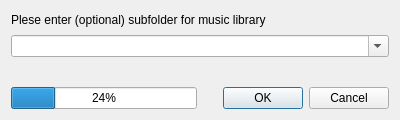
This is trunk/GUI/library/GUI_ImportFolder.ui in shahid334/sayonara-player as Qt 5 draws it before an edit. The edited form follows.
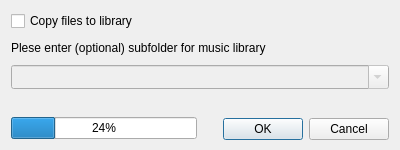
This is the edited form.

Commit message: playlists, library and other stuff... NEXT STEP: testing testing testing

The edit to the form file:
```diff
--- a/trunk/GUI/library/GUI_ImportFolder.ui
+++ b/trunk/GUI/library/GUI_ImportFolder.ui
@@ -7,7 +7,7 @@
     <x>0</x>
     <y>0</y>
     <width>400</width>
-    <height>120</height>
+    <height>150</height>
    </rect>
   </property>
   <property name="minimumSize">
@@ -26,7 +26,10 @@
    <string>Form</string>
   </property>
   <layout class="QGridLayout" name="gridLayout">
-   <item row="3" column="0" colspan="2">
+   <property name="verticalSpacing">
+    <number>10</number>
+   </property>
+   <item row="4" column="0" colspan="2">
     <widget class="QLabel" name="lab_full_path">
      <property name="minimumSize">
       <size>
@@ -45,8 +48,17 @@
      </property>
     </widget>
    </item>
-   <item row="1" column="0" colspan="2">
+   <item row="2" column="0" colspan="2">
     <widget class="QComboBox" name="comB_proposed_artists">
+     <property name="enabled">
+      <bool>false</bool>
+     </property>
+     <property name="minimumSize">
+      <size>
+       <width>0</width>
+       <height>24</height>
+      </size>
+     </property>
      <property name="editable">
       <bool>true</bool>
      </property>
@@ -67,24 +79,37 @@
      </property>
     </widget>
    </item>
-   <item row="4" column="1">
+   <item row="5" column="1">
     <widget class="QDialogButtonBox" name="bb_ok_cancel">
+     <property name="minimumSize">
+      <size>
+       <width>0</width>
+       <height>24</height>
+      </size>
+     </property>
      <property name="standardButtons">
       <set>QDialogButtonBox::Cancel|QDialogButtonBox::Ok</set>
      </property>
     </widget>
    </item>
-   <item row="4" column="0">
+   <item row="1" column="0" colspan="2">
+    <widget class="QLabel" name="label">
+     <property name="text">
+      <string>Plese enter (optional) subfolder for music library</string>
+     </property>
+    </widget>
+   </item>
+   <item row="5" column="0">
     <widget class="QProgressBar" name="pb_progress">
      <property name="value">
       <number>24</number>
      </property>
     </widget>
    </item>
-   <item row="0" column="0" colspan="2">
-    <widget class="QLabel" name="label">
+   <item row="0" column="0">
+    <widget class="QCheckBox" name="cb_copy">
      <property name="text">
-      <string>Plese enter (optional) subfolder for music library</string>
+      <string>Copy files to library</string>
      </property>
     </widget>
    </item>
```
Left out of the diff: 19 changed lines with no effect on the pictures. The commit also changes 15 other files.
